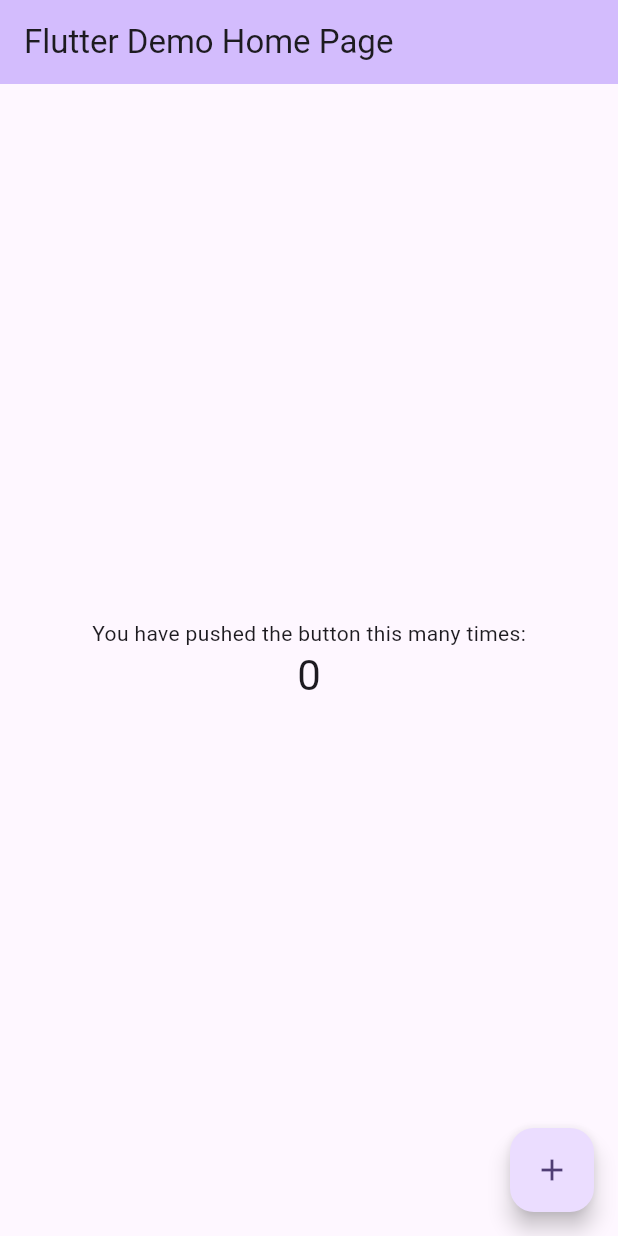
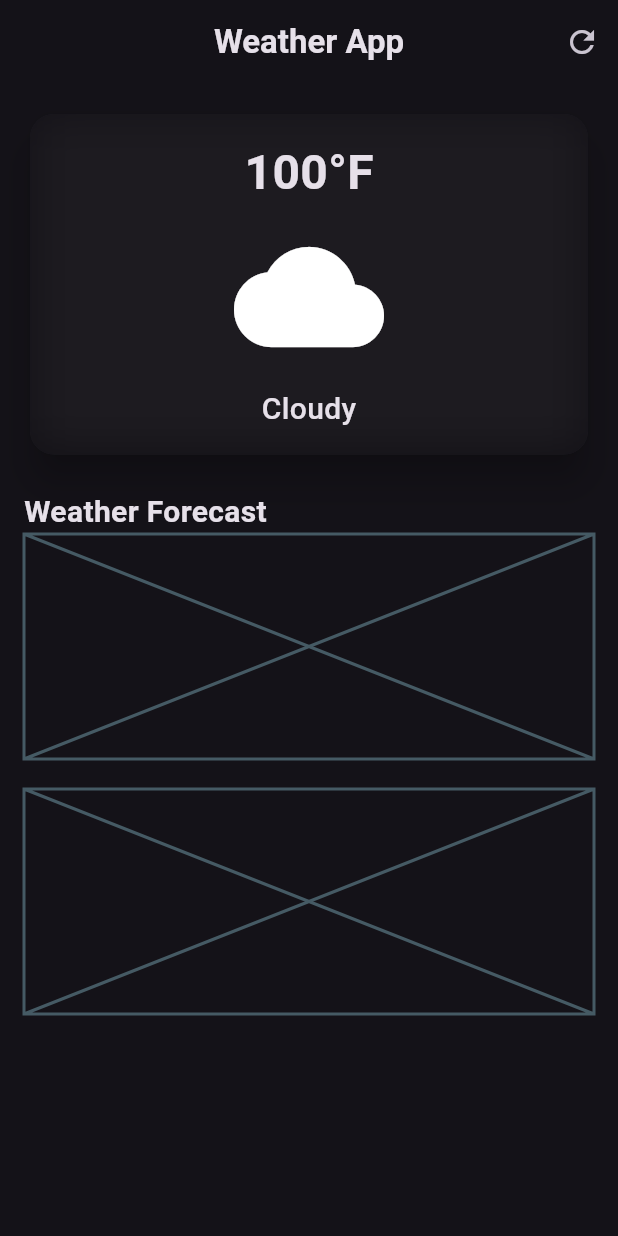
Before and after one commit to CutePuppetHub/weather_app, a Flutter app: the screen it shows after launch, on a phone screen of 412 x 824 dp. Run offline on Flutter 3.47's test engine with Material 3 defaults, Android fonts, the phone set to English and light mode, and no system bars.

Commit message:
the ui for maincard is done

```diff
--- a/lib/main.dart
+++ b/lib/main.dart
@@ -1,123 +1,26 @@
 import 'package:flutter/material.dart';
+import 'package:weather_app/weather_screen.dart';
+import 'package:flutter/rendering.dart';
+
 
 void main() {
+  debugPaintSizeEnabled = false;
   runApp(const MyApp());
 }
 
 class MyApp extends StatelessWidget {
   const MyApp({super.key});
 
-  // This widget is the root of your application.
   @override
   Widget build(BuildContext context) {
-    return MaterialApp(
+    return  MaterialApp(
       debugShowCheckedModeBanner: false,
-      title: 'Flutter Demo',
-      theme: ThemeData(
-        // This is the theme of your application.
-        //
-        // TRY THIS: Try running your application with "flutter run". You'll see
-        // the application has a purple toolbar. Then, without quitting the app,
-        // try changing the seedColor in the colorScheme below to Colors.green
-        // and then invoke "hot reload" (save your changes or press the "hot
-        // reload" button in a Flutter-supported IDE, or press "r" if you used
-        // the command line to start the app).
-        //
-        // Notice that the counter didn't reset back to zero; the application
-        // state is not lost during the reload. To reset the state, use hot
-        // restart instead.
-        //
-        // This works for code too, not just values: Most code changes can be
-        // tested with just a hot reload.
-        colorScheme: ColorScheme.fromSeed(seedColor: Colors.deepPurple),
-      ),
-      home: const MyHomePage(title: 'Flutter Demo Home Page'),
+
+
+
+      home: const WeatherScreen(),
+      //how to make the background color change to someotheer
+      theme: ThemeData.dark(useMaterial3: true )
     );
   }
 }
-
-class MyHomePage extends StatefulWidget {
-  const MyHomePage({super.key, required this.title});
-
-  // This widget is the home page of your application. It is stateful, meaning
-  // that it has a State object (defined below) that contains fields that affect
-  // how it looks.
-
-  // This class is the configuration for the state. It holds the values (in this
-  // case the title) provided by the parent (in this case the App widget) and
-  // used by the build method of the State. Fields in a Widget subclass are
-  // always marked "final".
-
-  final String title;
-
-  @override
-  State<MyHomePage> createState() => _MyHomePageState();
-}
-
-class _MyHomePageState extends State<MyHomePage> {
-  int _counter = 0;
-
-  void _incrementCounter() {
-    setState(() {
-      // This call to setState tells the Flutter framework that something has
-      // changed in this State, which causes it to rerun the build method below
-      // so that the display can reflect the updated values. If we changed
-      // _counter without calling setState(), then the build method would not be
-      // called again, and so nothing would appear to happen.
-      _counter++;
-    });
-  }
-
-  @override
-  Widget build(BuildContext context) {
-    // This method is rerun every time setState is called, for instance as done
-    // by the _incrementCounter method above.
-    //
-    // The Flutter framework has been optimized to make rerunning build methods
-    // fast, so that you can just rebuild anything that needs updating rather
-    // than having to individually change instances of widgets.
-    return Scaffold(
-      appBar: AppBar(
-        // TRY THIS: Try changing the color here to a specific color (to
-        // Colors.amber, perhaps?) and trigger a hot reload to see the AppBar
-        // change color while the other colors stay the same.
-        backgroundColor: Theme.of(context).colorScheme.inversePrimary,
-        // Here we take the value from the MyHomePage object that was created by
-        // the App.build method, and use it to set our appbar title.
-        title: Text(widget.title),
-      ),
-      body: Center(
-        // Center is a layout widget. It takes a single child and positions it
-        // in the middle of the parent.
-        child: Column(
-          // Column is also a layout widget. It takes a list of children and
-          // arranges them vertically. By default, it sizes itself to fit its
-          // children horizontally, and tries to be as tall as its parent.
-          //
-          // Column has various properties to control how it sizes itself and
-          // how it positions its children. Here we use mainAxisAlignment to
-          // center the children vertically; the main axis here is the vertical
-          // axis because Columns are vertical (the cross axis would be
-          // horizontal).
-          //
-          // TRY THIS: Invoke "debug painting" (choose the "Toggle Debug Paint"
-          // action in the IDE, or press "p" in the console), to see the
-          // wireframe for each widget.
-          mainAxisAlignment: MainAxisAlignment.center,
-          children: <Widget>[
-            const Text('You have pushed the button this many times:'),
-            Text(
-              '$_counter',
-              style: Theme.of(context).textTheme.headlineMedium,
-            ),
-          ],
-        ),
-      ),
-      floatingActionButton: FloatingActionButton(
-        onPressed: _incrementCounter,
-        tooltip: 'Increment',
-        child: const Icon(Icons.add),
-      ), // This trailing comma makes auto-formatting nicer for build methods.
-    );
-  }
-}
--- /dev/null
+++ b/lib/weather_screen.dart
@@ -0,0 +1,88 @@
+import "dart:ui";
+
+import "package:flutter/material.dart";
+
+class WeatherScreen extends StatelessWidget {
+  const WeatherScreen({super.key});
+
+  @override
+  Widget build(BuildContext context) {
+    return Scaffold(
+      appBar: AppBar(
+        title: Text(
+          'Weather App',
+          style: TextStyle(fontWeight: FontWeight.bold),
+        ),
+        centerTitle: true,
+        actions: [
+          IconButton(
+            icon: Icon(Icons.refresh),
+            onPressed: () {
+              // Handle settings action
+            },
+          ),
+        ],
+      ),
+      body: Padding(
+        padding: const EdgeInsets.all(16.0),
+        child: Column(
+          crossAxisAlignment: CrossAxisAlignment.start,
+          children: [
+            //placeholder for main card of the app
+            SizedBox(
+              width: double.infinity,
+              child: Card(
+                elevation: 10,
+                shape: RoundedRectangleBorder(
+                  borderRadius: BorderRadius.circular(16),
+                ),
+                child: ClipRRect(
+                  borderRadius: BorderRadius.circular(16),
+                  child: BackdropFilter(
+                    filter: ImageFilter.blur(sigmaX: 15, sigmaY: 15),
+                    child: Padding(
+                      padding: const EdgeInsets.all(16.0),
+                      child: Column(
+                        children: [
+                          Text(
+                            "100°F",
+                            style: TextStyle(fontSize: 32, fontWeight: FontWeight.bold),
+                          ),
+                          const SizedBox(height: 10),
+                          Icon(
+                            Icons.cloud,
+                            size: 100,
+
+                          ),
+                          const SizedBox(height: 10),
+                          Text(
+                            "Cloudy",
+                            style: TextStyle(
+                              fontSize: 20,
+                              fontWeight: FontWeight.w500,
+                              ),
+                          ),
+                        ],
+                      ),
+                    ),
+                  ),
+                ),
+              ),
+            ),
+            //for gap
+            const SizedBox(height: 20),
+            const Text(
+              "Weather Forecast",
+              style: TextStyle(fontSize: 20, fontWeight: FontWeight.bold, ),
+            ),
+            //placeholder for weatherforecast cards
+            const Placeholder(fallbackHeight: 150),
+            const SizedBox(height: 20),
+            //placeholder for weather additionalinformation
+            const Placeholder(fallbackHeight: 150),
+          ],
+        ),
+      ),
+    );
+  }
+}
```
